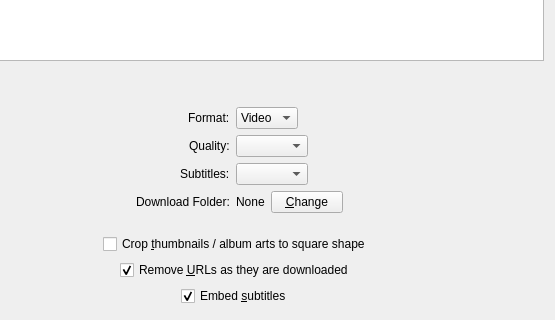
Before: the Qt Designer form designer/tab.ui in markop404/media-downloader, drawn with Qt 5; both pictures show x 81 to 636 and y 171 to 491 of the 636 by 682 pixel window.
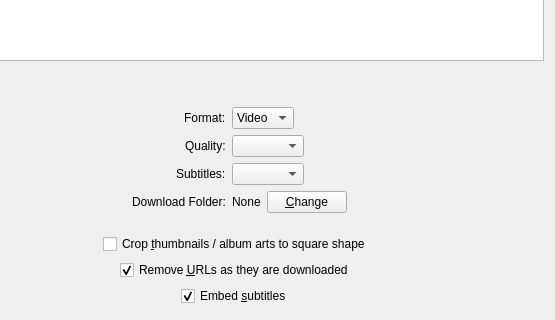
After: the same form once the commit is applied. Icons and pictures are not drawn.

```diff
--- a/designer/tab.ui
+++ b/designer/tab.ui
@@ -130,12 +130,6 @@
        </item>
        <item>
         <widget class="QPushButton" name="setDownloadFolderButton">
-         <property name="maximumSize">
-          <size>
-           <width>72</width>
-           <height>16777215</height>
-          </size>
-         </property>
          <property name="focusPolicy">
           <enum>Qt::FocusPolicy::NoFocus</enum>
          </property>
```
